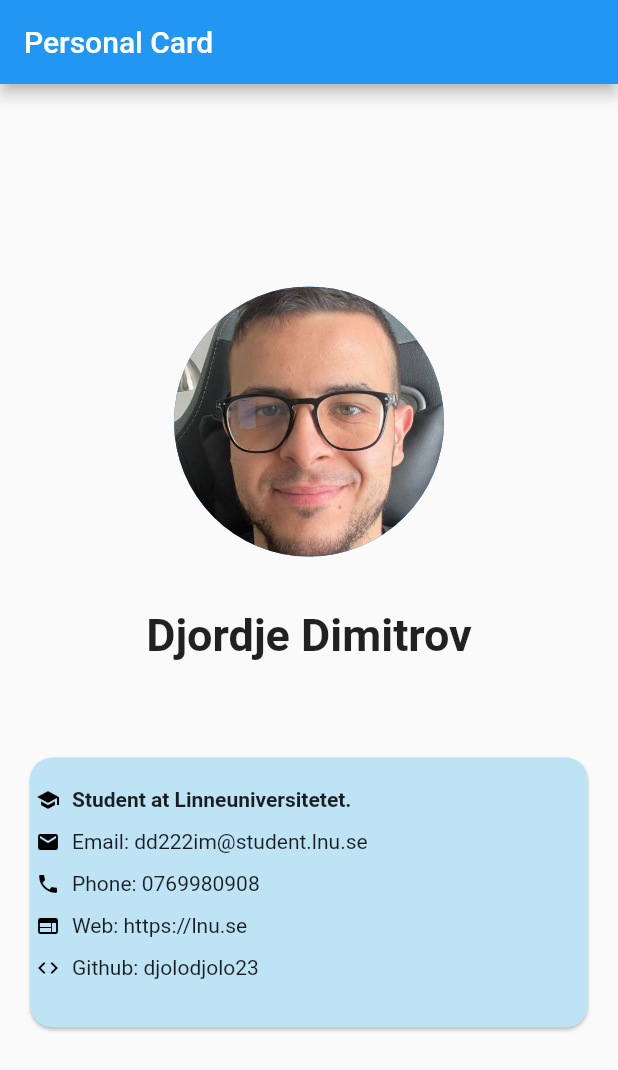
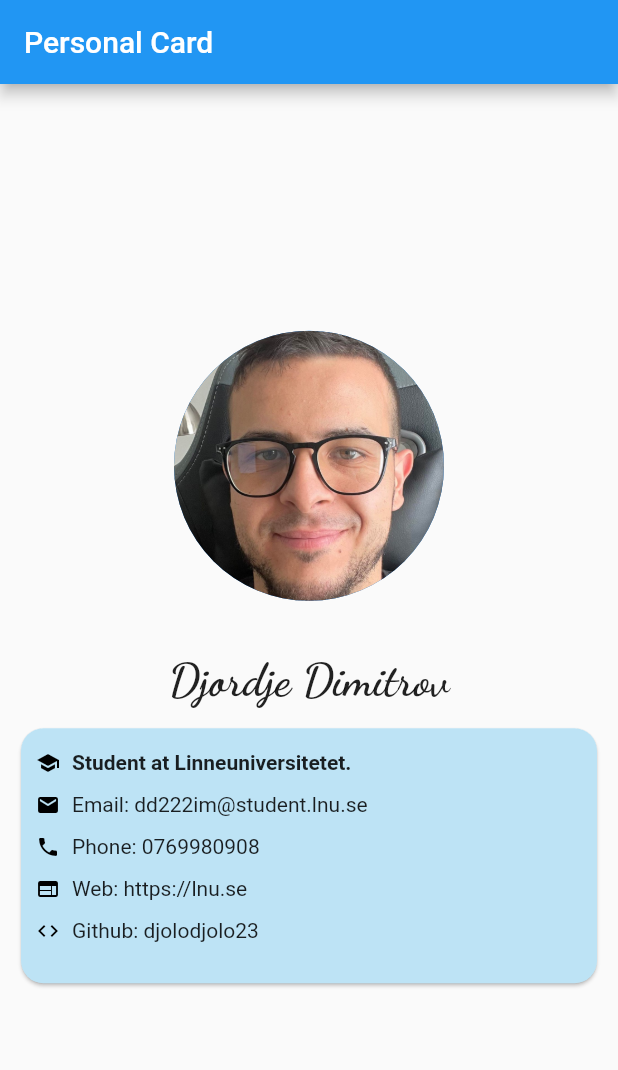
Before and after one commit to djolodjolo23/flutter_assignment_1, a Flutter app: the screen it shows after launch, on a phone screen of 412 x 824 dp. Shown: the top 1070 px of the screen. Run offline on Flutter 3.47's test engine with Material 2 defaults, Android fonts, the phone set to English and light mode, and no system bars; our stand-ins replace google_fonts; Roboto replaces fonts that are missing (Sacramento).

Commit message:
font update.

```diff
--- a/lib/main.dart
+++ b/lib/main.dart
@@ -31,7 +31,7 @@ class LayoutPage extends StatelessWidget {
       body: Align(
         alignment: Alignment.center,
         child: Padding(
-          padding: const EdgeInsets.all(16.0),
+          padding: const EdgeInsets.all(10.0),
           child: Column(
             mainAxisAlignment: MainAxisAlignment.center,
             crossAxisAlignment: CrossAxisAlignment.center,
@@ -45,22 +45,22 @@ class LayoutPage extends StatelessWidget {
                 padding: const EdgeInsets.only(top: 15.0),
                 child: Text(
                   'Djordje Dimitrov',
-                  style: GoogleFonts.sacramento(
+                  style: GoogleFonts.dancingScript(
                     fontSize: 30.0,
                     fontWeight: FontWeight.bold,
                   ),
                 ),
               ),
               Padding(
-                padding: const EdgeInsets.only(top: 60.0),
+                padding: const EdgeInsets.only(top: 10.0),
                 child: Card(
                   shape: RoundedRectangleBorder(
                     borderRadius: BorderRadius.circular(15.0),
                   ),
                   color: const Color.fromARGB(255, 189, 227, 245),
                   child: Padding(
-                    padding:
-                        const EdgeInsets.symmetric(horizontal: 4, vertical: 20),
+                    padding: const EdgeInsets.symmetric(
+                        horizontal: 10, vertical: 15),
                     child: Column(
                       crossAxisAlignment: CrossAxisAlignment.start,
                       children: [
```
